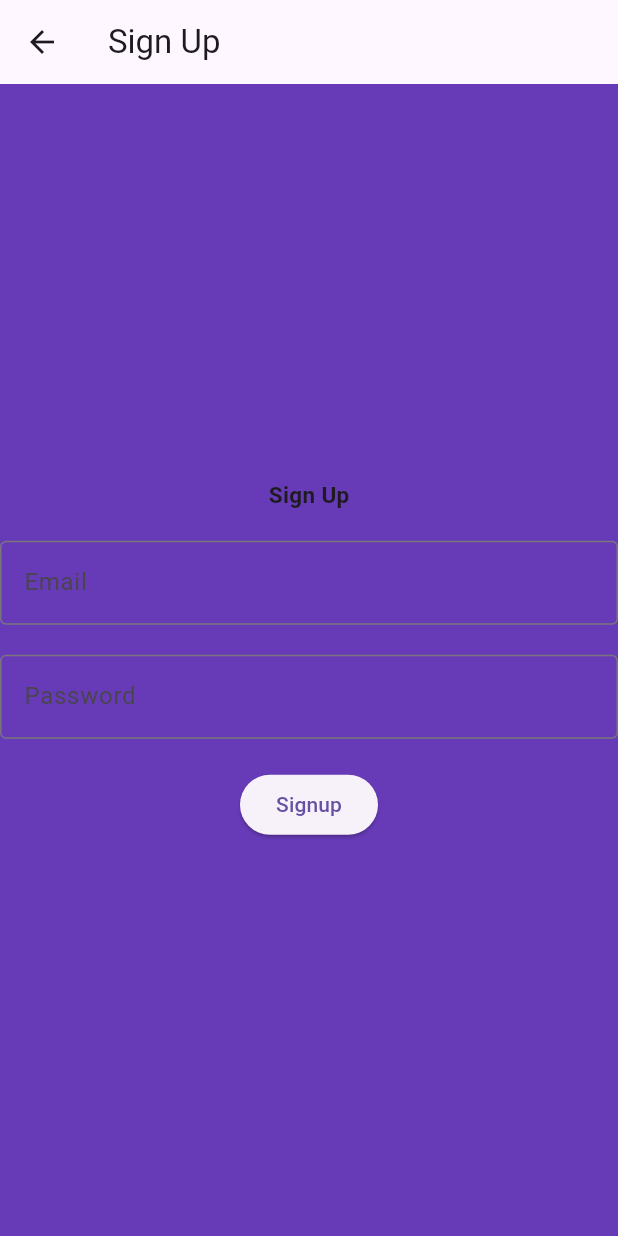
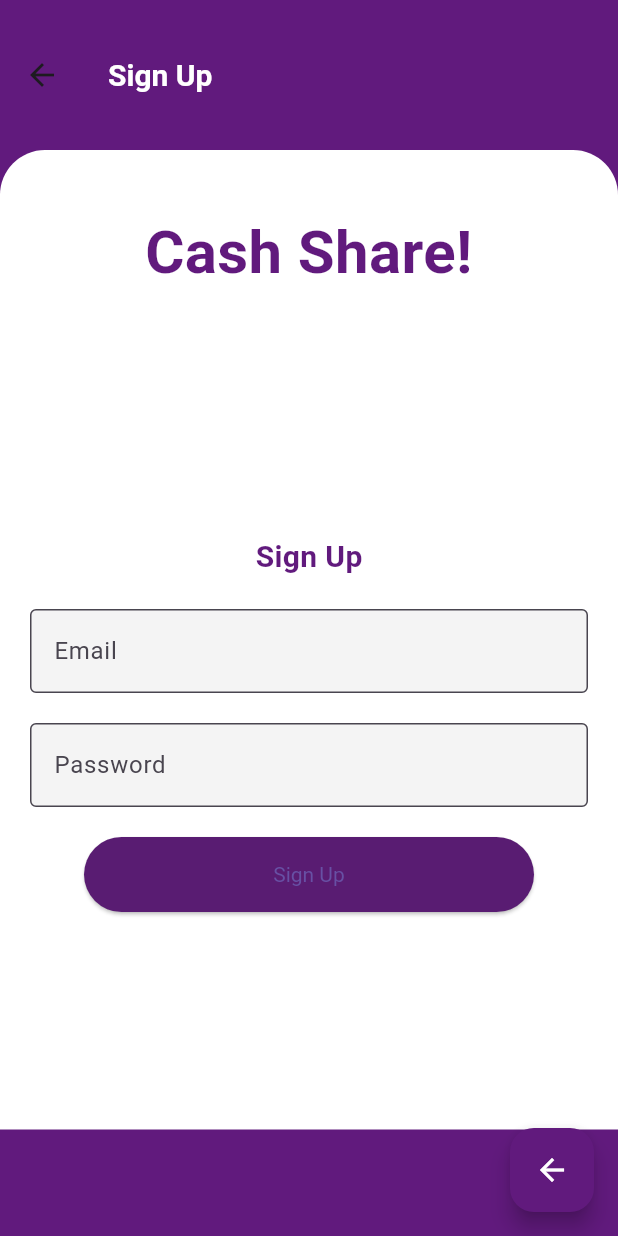
Before and after one commit to chintaman2004/ewallaet, a Flutter app: the SignupScreen screen opened directly, on a phone screen of 412 x 824 dp. Run offline on Flutter 3.47's test engine with Material 3 defaults, Android fonts, the phone set to English and light mode, and no system bars; our stand-ins replace firebase_auth, firebase_core; accounts and stored records are empty; network calls fail.

Commit message:
Login & Sign Up Finalizd UI

```diff
--- a/ewallet/lib/screens/signup_screen.dart
+++ b/ewallet/lib/screens/signup_screen.dart
@@ -1,3 +1,4 @@
+import 'package:ewallet/screens/login_screen.dart';
 import 'package:flutter/material.dart';
 
 class SignupScreen extends StatelessWidget {
@@ -6,20 +7,58 @@ class SignupScreen extends StatelessWidget {
   @override
   Widget build(BuildContext context) {
     return Scaffold(
-      backgroundColor: Colors.deepPurple,
-      appBar: AppBar(title: const Text('Sign Up')),
-      body: Center(
+      backgroundColor: const Color.fromARGB(255, 97, 26, 125),
+      appBar: AppBar(
+        toolbarHeight: 100,
+        title: const Text('Sign Up'),
+        titleTextStyle: const TextStyle(
+          color: Colors.white,
+          fontSize: 20,
+          fontWeight: FontWeight.bold,
+        ),
+        backgroundColor: const Color.fromARGB(255, 97, 26, 125),
+        elevation: 0,
+      ),
+      body: Container(
+        width: double.infinity,
+        decoration: const BoxDecoration(
+          color: Colors.white,
+          borderRadius: BorderRadius.only(
+            topLeft: Radius.circular(30),
+            topRight: Radius.circular(30),
+          ),
+        ),
+        padding: const EdgeInsets.all(20),
+        child: SingleChildScrollView(
           child: Column(
-          mainAxisAlignment: MainAxisAlignment.center,
             children: [
-            const Text(
+              const SizedBox(height: 20),
+              Text(
+                'Cash Share!',
+                textAlign: TextAlign.center,
+                style: const TextStyle(
+                  fontSize: 40,
+                  fontWeight: FontWeight.bold,
+                  color: Color.fromARGB(255, 97, 26, 125),
+                ),
+              ),
+              const SizedBox(height: 150),
+
+              const SizedBox(height: 10),
+              Text(
                 'Sign Up',
-              style: TextStyle(fontSize: 15, fontWeight: FontWeight.bold),
+                style: const TextStyle(
+                  fontSize: 20,
+                  fontWeight: FontWeight.bold,
+                  color: Color.fromARGB(255, 97, 26, 125),
+                ),
               ),
               const SizedBox(height: 20),
               const TextField(
                 decoration: InputDecoration(
                   labelText: 'Email',
+                  fillColor: Color.fromARGB(255, 244, 244, 244),
+                  filled: true,
                   border: OutlineInputBorder(),
                 ),
               ),
@@ -27,19 +66,39 @@ class SignupScreen extends StatelessWidget {
               const TextField(
                 decoration: InputDecoration(
                   labelText: 'Password',
+                  fillColor: Color.fromARGB(255, 244, 244, 244),
+                  filled: true,
                   border: OutlineInputBorder(),
                 ),
                 obscureText: true,
               ),
               const SizedBox(height: 20),
               ElevatedButton(
-              onPressed: () {
-                // Handle login logic here
-              },
-              child: const Text('Signup'),
+                onPressed: () {},
+                style: ElevatedButton.styleFrom(
+                  fixedSize: const Size(300, 50),
+                  backgroundColor: const Color.fromARGB(255, 89, 28, 114),
+                  textStyle: TextStyle(color: Color(0xFFFFFFFF)),
                 ),
+                child: const Text('Sign Up'),
+              ),
+              const SizedBox(height: 125),
             ],
           ),
+        ),
+      ),
+      floatingActionButton: FloatingActionButton(
+        onPressed: () {
+          Navigator.replace(
+            context,
+            oldRoute: ModalRoute.of(context)!,
+            newRoute: MaterialPageRoute(
+              builder: (context) => const LoginScreen(),
+            ),
+          );
+        },
+        backgroundColor: const Color.fromARGB(255, 97, 26, 125),
+        child: const Icon(Icons.arrow_back, color: Colors.white),
       ),
     );
   }
```
Also changed, not shown: ewallet/lib/screens/login_screen.dart (+53 -10 lines). Lines whose indentation alone changed are shown as unchanged.
